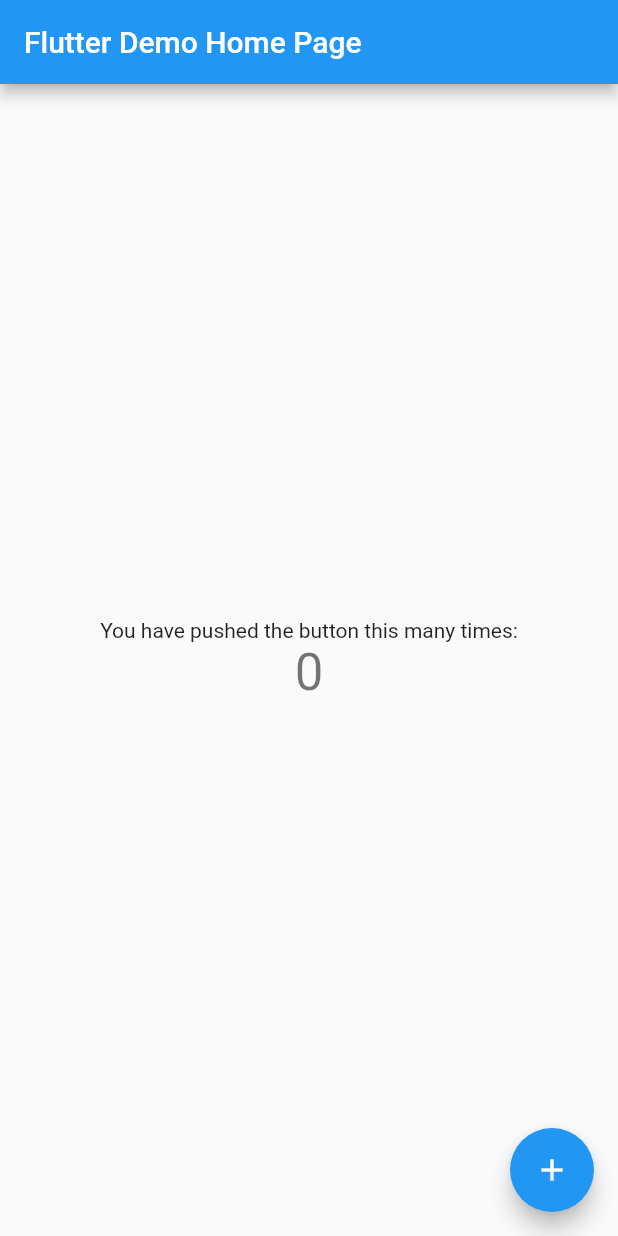
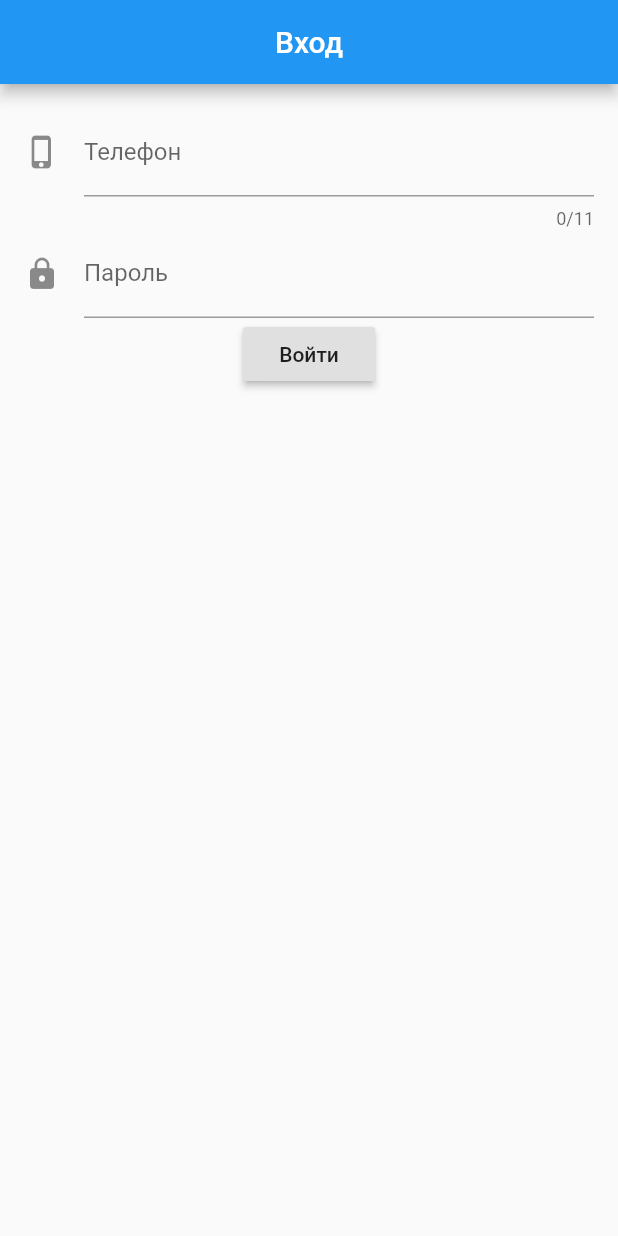
Before and after one commit to azeriker/YORedClient, a Flutter app: the screen it shows after launch, on a phone screen of 412 x 824 dp. Run offline on Flutter 3.47's test engine with Material 2 defaults, Android fonts, the phone set to English and light mode, and no system bars; our stand-ins replace camera.

Commit message:
Version 0.1

```diff
--- /dev/null
+++ b/lib/login_screen.dart
@@ -0,0 +1,87 @@
+import 'package:flutter/material.dart';
+import 'package:flutter/services.dart';
+
+class LoginScreen extends StatefulWidget {
+  @override
+  State<StatefulWidget> createState() => new _loginScreenState();
+}
+
+class _loginScreenState extends State<LoginScreen> {
+  String _phone = "";
+  String _password = "";
+
+  @override
+  Widget build(BuildContext context) {
+    return new Scaffold(
+      appBar: _buildBar(context),
+      body: new Container(
+        padding: EdgeInsets.all(16.0),
+        child: new Column(
+          children: <Widget>[
+            _buildTextFields(),
+            _buildButtons(),
+          ],
+        ),
+      ),
+    );
+  }
+
+  Widget _buildBar(BuildContext context) {
+    return new AppBar(
+      title: new Text("Вход"),
+      centerTitle: true,
+    );
+  }
+
+  Widget _buildButtons() {
+    return new Container(
+      child: new Column(
+        children: <Widget>[
+          new RaisedButton(
+            child: new Text('Войти'),
+            onPressed: _loginPressed,
+          ),
+        ],
+      ),
+    );
+  }
+
+  Widget _buildTextFields() {
+    return new Container(
+      child: new Column(
+        children: <Widget>[
+          new Container(
+            child: new TextField(
+              onChanged: (t) => _phone = t,
+              maxLength: 11,
+              inputFormatters: [WhitelistingTextInputFormatter.digitsOnly],
+              keyboardType: TextInputType.phone,
+              decoration: InputDecoration(
+                  labelText: 'Телефон', icon: Icon(Icons.phone_iphone),
+                  hintText: '79993332244'),
+            ),
+          ),
+          new Container(
+            child: new TextField(
+              onChanged: (t) => _password = t,
+              //controller: _passwordFilter,
+              decoration: new InputDecoration(
+                labelText: 'Пароль',
+                icon: Icon(Icons.lock),
+              ),
+              obscureText: true,
+            ),
+          )
+        ],
+      ),
+    );
+  }
+
+  void _loginPressed() {
+    print('The user wants to login with $_phone and $_password');
+    if(_phone=="79136479565"&& _password=="123")
+    {
+      Navigator.pushReplacementNamed(context, '/home/$_phone');
+    }
+  }
+}
--- a/lib/main.dart
+++ b/lib/main.dart
@@ -1,111 +1,42 @@
+import 'dart:async';
+import 'dart:io';
+import 'package:camera/camera.dart';
 import 'package:flutter/material.dart';
+import 'package:path/path.dart' show join;
+import 'package:path_provider/path_provider.dart';
 
-void main() => runApp(MyApp());
+import 'home_screen.dart';
+import 'login_screen.dart';
 
-class MyApp extends StatelessWidget {
-  // This widget is the root of your application.
-  @override
-  Widget build(BuildContext context) {
-    return MaterialApp(
-      title: 'Flutter Demo',
-      theme: ThemeData(
-        // This is the theme of your application.
-        //
-        // Try running your application with "flutter run". You'll see the
-        // application has a blue toolbar. Then, without quitting the app, try
-        // changing the primarySwatch below to Colors.green and then invoke
-        // "hot reload" (press "r" in the console where you ran "flutter run",
-        // or simply save your changes to "hot reload" in a Flutter IDE).
-        // Notice that the counter didn't reset back to zero; the application
-        // is not restarted.
-        primarySwatch: Colors.blue,
-      ),
-      home: MyHomePage(title: 'Flutter Demo Home Page'),
-    );
-  }
+Future<void> main() async {
+  // Obtain a list of the available cameras on the device.
+  final cameras = await availableCameras();
+
+  // Get a specific camera from the list of available cameras.
+  final firstCamera = cameras.first;
+
+  runApp(
+    MaterialApp(
+      debugShowCheckedModeBanner: false,
+      theme: ThemeData.light(),
+      home: LoginScreen(),
+      initialRoute: '/',
+      routes: {
+      '/login': (context) => LoginScreen(),
+      '/home': (context) => HomeScreen(""),
+      },
+      onGenerateRoute: (RouteSettings settings) {
+        final List<String> pathElements = settings.name.split('/');
+        if (pathElements[0] != '') {
+          return null;
+        }
+        if (pathElements[1] == 'home') {
+          return MaterialPageRoute<bool>(
+            builder: (BuildContext context) => HomeScreen(pathElements[2]),
+          );
+        }
+        return null;
+      },
+    ),
+  );
 }
-
-class MyHomePage extends StatefulWidget {
-  MyHomePage({Key key, this.title}) : super(key: key);
-
-  // This widget is the home page of your application. It is stateful, meaning
-  // that it has a State object (defined below) that contains fields that affect
-  // how it looks.
-
-  // This class is the configuration for the state. It holds the values (in this
-  // case the title) provided by the parent (in this case the App widget) and
-  // used by the build method of the State. Fields in a Widget subclass are
-  // always marked "final".
-
-  final String title;
-
-  @override
-  _MyHomePageState createState() => _MyHomePageState();
-}
-
-class _MyHomePageState extends State<MyHomePage> {
-  int _counter = 0;
-
-  void _incrementCounter() {
-    setState(() {
-      // This call to setState tells the Flutter framework that something has
-      // changed in this State, which causes it to rerun the build method below
-      // so that the display can reflect the updated values. If we changed
-      // _counter without calling setState(), then the build method would not be
-      // called again, and so nothing would appear to happen.
-      _counter++;
-    });
-  }
-
-  @override
-  Widget build(BuildContext context) {
-    // This method is rerun every time setState is called, for instance as done
-    // by the _incrementCounter method above.
-    //
-    // The Flutter framework has been optimized to make rerunning build methods
-    // fast, so that you can just rebuild anything that needs updating rather
-    // than having to individually change instances of widgets.
-    return Scaffold(
-      appBar: AppBar(
-        // Here we take the value from the MyHomePage object that was created by
-        // the App.build method, and use it to set our appbar title.
-        title: Text(widget.title),
-      ),
-      body: Center(
-        // Center is a layout widget. It takes a single child and positions it
-        // in the middle of the parent.
-        child: Column(
-          // Column is also layout widget. It takes a list of children and
-          // arranges them vertically. By default, it sizes itself to fit its
-          // children horizontally, and tries to be as tall as its parent.
-          //
-          // Invoke "debug painting" (press "p" in the console, choose the
-          // "Toggle Debug Paint" action from the Flutter Inspector in Android
-          // Studio, or the "Toggle Debug Paint" command in Visual Studio Code)
-          // to see the wireframe for each widget.
-          //
-          // Column has various properties to control how it sizes itself and
-          // how it positions its children. Here we use mainAxisAlignment to
-          // center the children vertically; the main axis here is the vertical
-          // axis because Columns are vertical (the cross axis would be
-          // horizontal).
-          mainAxisAlignment: MainAxisAlignment.center,
-          children: <Widget>[
-            Text(
-              'You have pushed the button this many times:',
-            ),
-            Text(
-              '$_counter',
-              style: Theme.of(context).textTheme.display1,
-            ),
-          ],
-        ),
-      ),
-      floatingActionButton: FloatingActionButton(
-        onPressed: _incrementCounter,
-        tooltip: 'Increment',
-        child: Icon(Icons.add),
-      ), // This trailing comma makes auto-formatting nicer for build methods.
-    );
-  }
-}
--- a/pubspec.yaml
+++ b/pubspec.yaml
@@ -19,6 +19,9 @@ environment:
 dependencies:
   flutter:
     sdk: flutter
+  camera:
+  path_provider:
+  path:
 
   # The following adds the Cupertino Icons font to your application.
   # Use with the CupertinoIcons class for iOS style icons.
```
Also changed, not shown: lib/camera.dart (added, +121 -0 lines), lib/home_screen.dart (added, +62 -0 lines), lib/report_screen.dart (added, +14 -0 lines), pubspec.lock, 2 other files.
